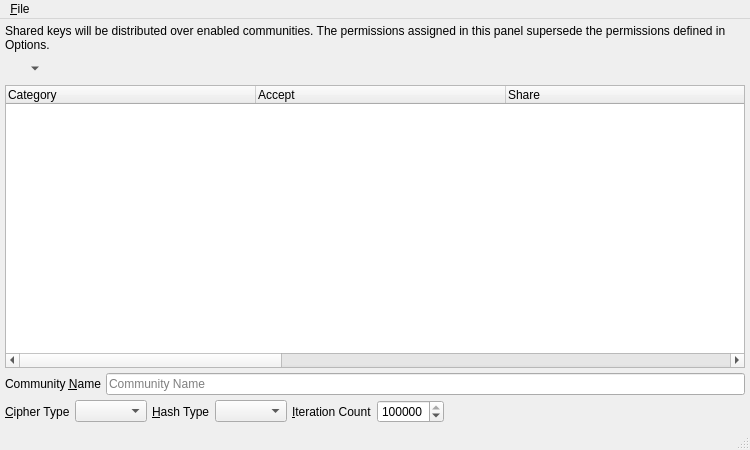
textbrowser/spot-on, file branches/trunk/UI/spot-on-echo-key-share.ui: the form before one commit.
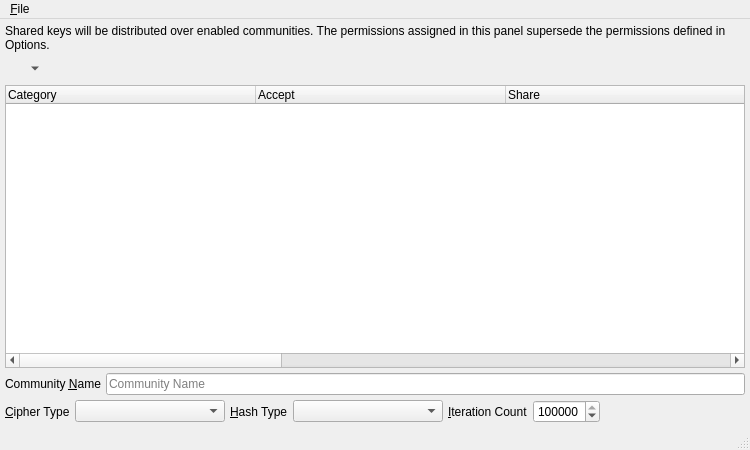
The form after the commit. Icons and pictures are not drawn.

Commit message: Minimum contents lengths.

What changed in the file:
```diff
--- a/branches/trunk/UI/spot-on-echo-key-share.ui
+++ b/branches/trunk/UI/spot-on-echo-key-share.ui
@@ -187,6 +187,9 @@
         <property name="sizeAdjustPolicy">
          <enum>QComboBox::AdjustToContents</enum>
         </property>
+        <property name="minimumContentsLength">
+         <number>15</number>
+        </property>
        </widget>
       </item>
       <item>
@@ -204,6 +207,9 @@
         <property name="sizeAdjustPolicy">
          <enum>QComboBox::AdjustToContents</enum>
         </property>
+        <property name="minimumContentsLength">
+         <number>15</number>
+        </property>
        </widget>
       </item>
       <item>
```
The commit also changes 10 other files.
